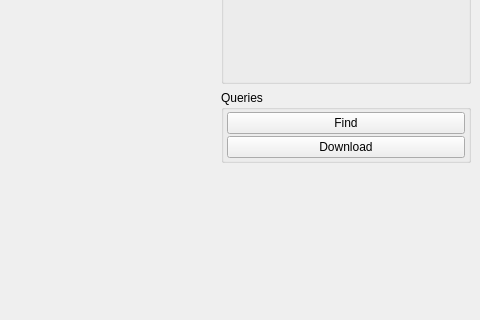
Old version of the form Demo/demo.ui in the repository Inria-Empenn/QtShanoir; both pictures show x 304 to 784 and y 101 to 421 of the 784 by 578 pixel window.
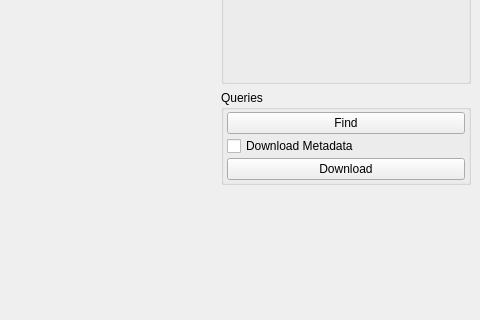
New version of the form. Icons and pictures are not drawn. Custom widgets are drawn as their Qt base class.

Commit message: add metadata download, clean code

```diff
--- a/Demo/demo.ui
+++ b/Demo/demo.ui
@@ -130,7 +130,7 @@
              </property>
             </widget>
            </item>
-           <item row="1" column="0">
+           <item row="2" column="0">
             <widget class="QPushButton" name="downloadButton">
              <property name="maximumSize">
               <size>
@@ -147,6 +147,13 @@
              </property>
             </widget>
            </item>
+           <item row="1" column="0">
+            <widget class="QCheckBox" name="metadataCheckBox">
+             <property name="text">
+              <string>Download Metadata</string>
+             </property>
+            </widget>
+           </item>
           </layout>
          </widget>
         </item>
```
The commit also changes 3 other files.
